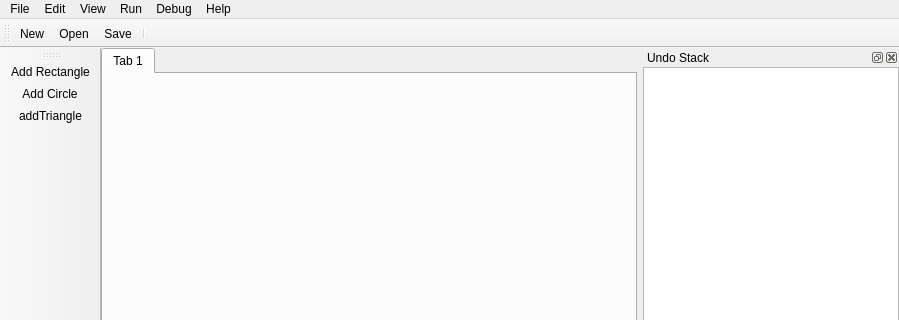
Old version of the form source/workstation/mainwindow.ui in the repository leelab/picto-public; both pictures show x 0 to 899 and y 0 to 320 of the 899 by 849 pixel window.
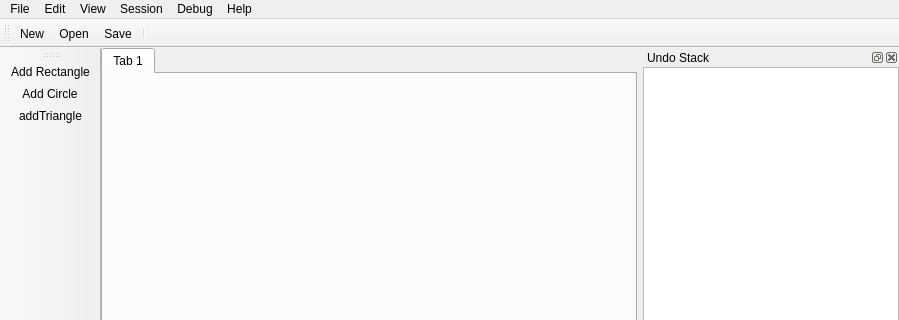
New version of the form. Icons and pictures are not drawn.

Diff of the .ui file:
```diff
--- a/source/workstation/mainwindow.ui
+++ b/source/workstation/mainwindow.ui
@@ -86,7 +86,7 @@
    </widget>
    <widget class="QMenu" name="menuRun">
     <property name="title">
-     <string>Run</string>
+     <string>Session</string>
     </property>
     <addaction name="actionLoad_Experiment"/>
     <addaction name="actionRun_Task"/>
```
Left out of the diff: 10 changed lines with no effect on the pictures.
